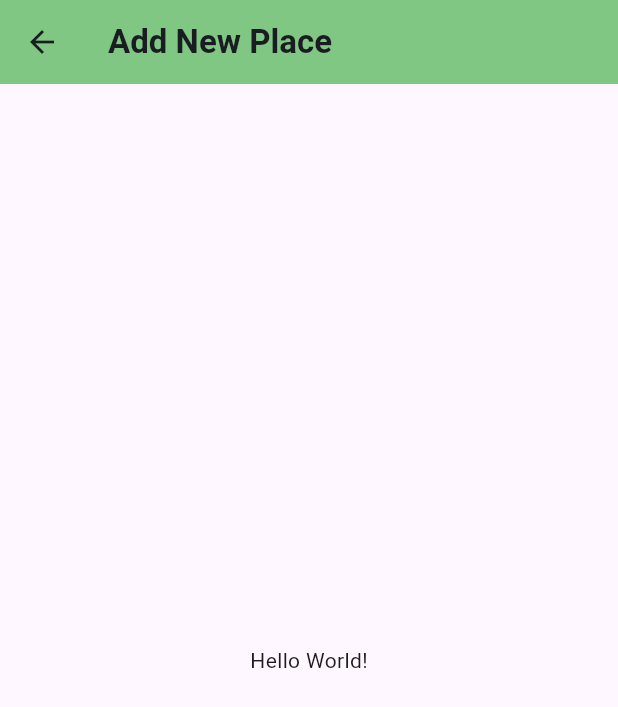
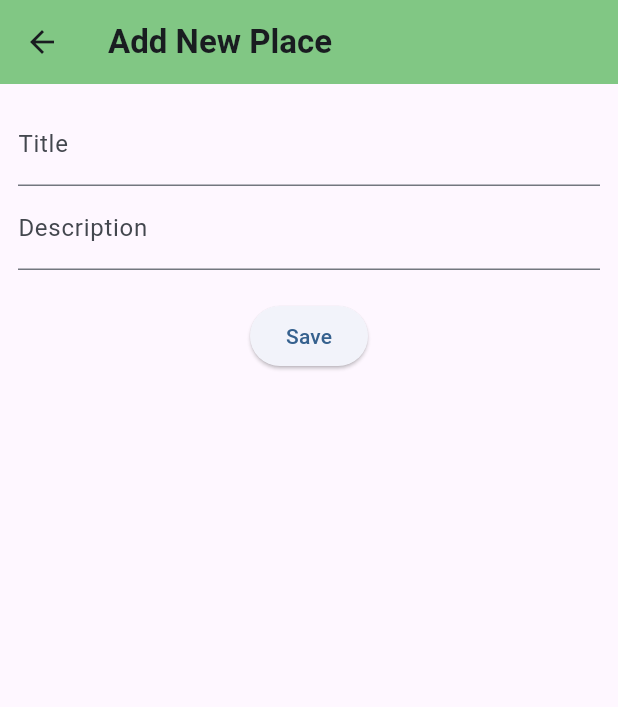
Before and after one commit to FatihYigit35/my_favorite_places, a Flutter app: the NewPlaceScreen screen opened directly, on a phone screen of 412 x 824 dp. Shown: the top 707 px of the screen. Run offline on Flutter 3.47's test engine with Material 3 defaults, Android fonts, the phone set to English and light mode, and no system bars; our stand-ins replace flutter_riverpod, google_fonts.

Commit message:
Adding a new item and sending it to the detail page when the item is clicked on the home page has been completed.

```diff
--- a/lib/model/place_item.dart
+++ b/lib/model/place_item.dart
@@ -1,13 +1,13 @@
 class PlaceItem {
-  const PlaceItem({
+  PlaceItem({
     this.title,
     this.description,
     this.location,
     this.images,
   });
 
-  final String? title;
-  final String? description;
-  final String? location;
-  final List<Uri>? images;
+  String? title;
+  String? description;
+  String? location;
+  List<Uri>? images;
 }
--- a/lib/screen/detail_place_screen.dart
+++ b/lib/screen/detail_place_screen.dart
@@ -13,7 +13,10 @@ class DetailPlaceScreen extends StatelessWidget {
         title: Text(place.title ?? 'No title entered'),
       ),
       body: Center(
-        child: Text(place.description ?? 'No description entered'),
+        child: Text(
+          place.description ?? 'No description entered',
+          style: const TextStyle(fontSize: 20),
+        ),
       ),
     );
   }
--- a/lib/screen/new_place_screen.dart
+++ b/lib/screen/new_place_screen.dart
@@ -1,7 +1,26 @@
 import 'package:flutter/material.dart';
+import 'package:flutter_riverpod/flutter_riverpod.dart';
+import 'package:my_favorite_places/model/place_item.dart';
+import 'package:my_favorite_places/provider/place_provider.dart';
 
-class NewPlaceScreen extends StatelessWidget {
+class NewPlaceScreen extends ConsumerStatefulWidget {
   const NewPlaceScreen({super.key});
+
+  @override
+  ConsumerState<NewPlaceScreen> createState() => _NewPlaceScreenState();
+}
+
+class _NewPlaceScreenState extends ConsumerState<NewPlaceScreen> {
+  final _formKey = GlobalKey<FormState>();
+  final place = PlaceItem();
+
+  void _savePlace() {
+    if (_formKey.currentState!.validate()) {
+      _formKey.currentState!.save();
+      ref.read(placeProvider.notifier).addPlace(place);
+      Navigator.of(context).pop();
+    }
+  }
 
   @override
   Widget build(BuildContext context) {
@@ -9,8 +28,44 @@ class NewPlaceScreen extends StatelessWidget {
       appBar: AppBar(
         title: const Text('Add New Place'),
       ),
-      body: const Center(
-        child: Text('Hello World!'),
+      body: Padding(
+        padding: const EdgeInsets.all(12.0),
+        child: Form(
+          key: _formKey,
+          child: Column(
+            children: [
+              TextFormField(
+                decoration: const InputDecoration(
+                  labelText: 'Title',
+                ),
+                validator: (value) {
+                  if (value == null || value.isEmpty) {
+                    return 'Please enter some text';
+                  }
+                  return null;
+                },
+                onSaved: (newValue) => place.title = newValue,
+              ),
+              TextFormField(
+                decoration: const InputDecoration(
+                  labelText: 'Description',
+                ),
+                validator: (value) {
+                  if (value == null || value.isEmpty) {
+                    return 'Please enter some text';
+                  }
+                  return null;
+                },
+                onSaved: (newValue) => place.description = newValue,
+              ),
+              const SizedBox(height: 20),
+              ElevatedButton(
+                onPressed: _savePlace,
+                child: const Text('Save'),
+              ),
+            ],
+          ),
+        ),
       ),
     );
   }
--- a/lib/widget/place_list_item.dart
+++ b/lib/widget/place_list_item.dart
@@ -10,8 +10,8 @@ class PlaceListItem extends StatelessWidget {
   Widget build(BuildContext context) {
     return Padding(
       padding: const EdgeInsets.all(8.0),
-      child: TextButton(
-        onPressed: () {
+      child: InkWell(
+        onTap: () {
           Navigator.of(context).push(MaterialPageRoute(
             builder: (context) => DetailPlaceScreen(place: place),
           ));
```
